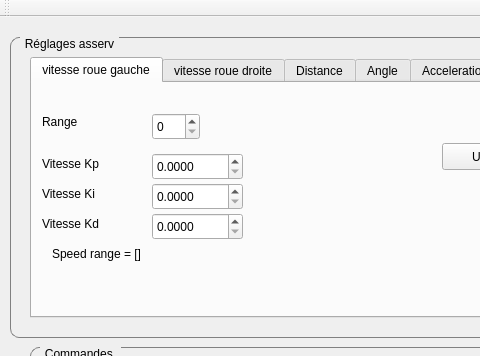
The window that asserv_stream_plugin/asservstreamcontrolpanel.ui (Association-Jeroboam/plotjuggler_asservstream_plugin) describes before a commit, drawn with Qt 5; both pictures show x 0 to 480 and y 0 to 356 of the 921 by 817 pixel window.
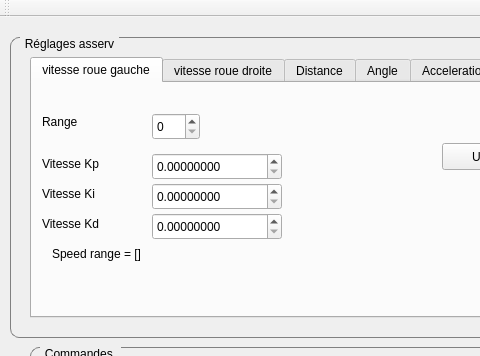
The same window after the commit.

Diff of the .ui file:
```diff
--- a/asserv_stream_plugin/asservstreamcontrolpanel.ui
+++ b/asserv_stream_plugin/asservstreamcontrolpanel.ui
@@ -105,12 +105,12 @@
         <rect>
          <x>120</x>
          <y>70</y>
-         <width>91</width>
+         <width>130</width>
          <height>27</height>
         </rect>
        </property>
        <property name="decimals">
-        <number>4</number>
+        <number>8</number>
        </property>
        <property name="singleStep">
         <double>0.100000000000000</double>
@@ -121,12 +121,12 @@
         <rect>
          <x>120</x>
          <y>100</y>
-         <width>91</width>
+         <width>130</width>
          <height>27</height>
         </rect>
        </property>
        <property name="decimals">
-        <number>4</number>
+        <number>8</number>
        </property>
        <property name="singleStep">
         <double>0.100000000000000</double>
@@ -179,12 +179,12 @@
         <rect>
          <x>120</x>
          <y>130</y>
-         <width>91</width>
+         <width>130</width>
          <height>27</height>
         </rect>
        </property>
        <property name="decimals">
-        <number>4</number>
+        <number>8</number>
        </property>
        <property name="singleStep">
         <double>0.100000000000000</double>
```
Left out of the diff: 16 changed lines with no effect on the pictures.
